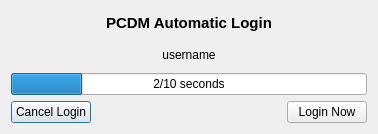
Above: src-qt4/PCDM/src/pcdm-logindelay.ui from trueos/pcbsd before the change. Below: the same form after it.
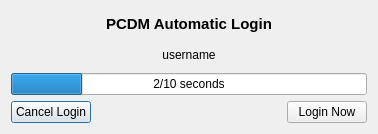
That is the form after the change. Icons and pictures are not drawn.

Commit message: Fix a translation string in a UI file for PCDM.

```diff
--- a/src-qt4/PCDM/src/pcdm-logindelay.ui
+++ b/src-qt4/PCDM/src/pcdm-logindelay.ui
@@ -19,10 +19,12 @@
      <property name="font">
       <font>
        <pointsize>11</pointsize>
+       <weight>75</weight>
+       <bold>true</bold>
       </font>
      </property>
      <property name="text">
-      <string>&lt;html&gt;&lt;head/&gt;&lt;body&gt;&lt;p&gt;&lt;span style=&quot; font-weight:600;&quot;&gt;PCDM Automatic Login&lt;/span&gt;&lt;/p&gt;&lt;/body&gt;&lt;/html&gt;</string>
+      <string>PCDM Automatic Login</string>
      </property>
      <property name="alignment">
       <set>Qt::AlignCenter</set>
```
Left out of the diff: 4 changed lines with no effect on the pictures.
